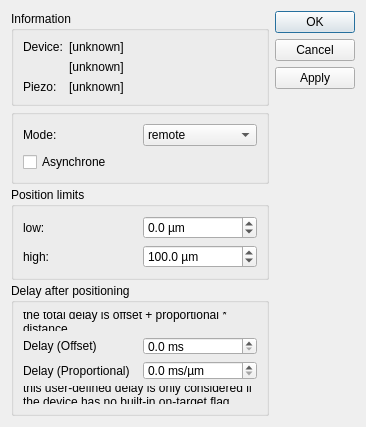
First picture: the form in NewportSMC100/dialogSMC100.ui, repository itom-project/plugins, before the edit.
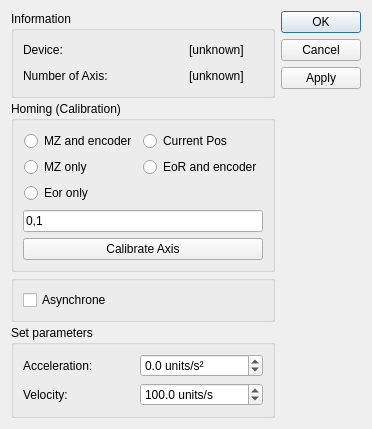
Second picture: the form after the edit.

Diff of the .ui file:
```diff
--- a/NewportSMC100/dialogSMC100.ui
+++ b/NewportSMC100/dialogSMC100.ui
@@ -6,17 +6,14 @@
    <rect>
     <x>0</x>
     <y>0</y>
-    <width>366</width>
+    <width>342</width>
     <height>400</height>
    </rect>
   </property>
   <property name="windowTitle">
    <string>SMC Piezo</string>
   </property>
-  <layout class="QHBoxLayout" name="horizontalLayout_2">
-   <property name="sizeConstraint">
-    <enum>QLayout::SetDefaultConstraint</enum>
-   </property>
+  <layout class="QHBoxLayout" name="horizontalLayout">
    <item>
     <layout class="QVBoxLayout" name="verticalLayout_2">
      <property name="spacing">
@@ -35,7 +32,7 @@
           </property>
          </widget>
         </item>
-        <item row="0" column="1">
+        <item row="0" column="2">
          <widget class="QLabel" name="lblDevice1">
           <property name="sizePolicy">
            <sizepolicy hsizetype="MinimumExpanding" vsizetype="Preferred">
@@ -48,30 +45,14 @@
           </property>
          </widget>
         </item>
-        <item row="1" column="1">
-         <widget class="QLabel" name="lblDevice2">
-          <property name="sizePolicy">
-           <sizepolicy hsizetype="MinimumExpanding" vsizetype="Preferred">
-            <horstretch>0</horstretch>
-            <verstretch>0</verstretch>
-           </sizepolicy>
-          </property>
-          <property name="text">
-           <string>[unknown]</string>
-          </property>
-          <property name="wordWrap">
-           <bool>true</bool>
-          </property>
-         </widget>
-        </item>
-        <item row="2" column="0">
+        <item row="1" column="0">
          <widget class="QLabel" name="label_6">
           <property name="text">
-           <string>Piezo:</string>
+           <string>Number of Axis:</string>
           </property>
          </widget>
         </item>
-        <item row="2" column="1">
+        <item row="1" column="2">
          <widget class="QLabel" name="lblPiezo">
           <property name="sizePolicy">
            <sizepolicy hsizetype="MinimumExpanding" vsizetype="Preferred">
@@ -87,6 +68,100 @@
           </property>
          </widget>
         </item>
+        <item row="0" column="1">
+         <spacer name="horizontalSpacer">
+          <property name="orientation">
+           <enum>Qt::Horizontal</enum>
+          </property>
+          <property name="sizeHint" stdset="0">
+           <size>
+            <width>40</width>
+            <height>20</height>
+           </size>
+          </property>
+         </spacer>
+        </item>
+        <item row="1" column="1">
+         <spacer name="horizontalSpacer_2">
+          <property name="orientation">
+           <enum>Qt::Horizontal</enum>
+          </property>
+          <property name="sizeHint" stdset="0">
+           <size>
+            <width>40</width>
+            <height>20</height>
+           </size>
+          </property>
+         </spacer>
+        </item>
+       </layout>
+      </widget>
+     </item>
+     <item>
+      <widget class="QGroupBox" name="groupBox">
+       <property name="title">
+        <string>Homing (Calibration)</string>
+       </property>
+       <layout class="QVBoxLayout" name="verticalLayout_3">
+        <item>
+         <layout class="QGridLayout" name="gridLayout">
+          <property name="margin">
+           <number>1</number>
+          </property>
+          <item row="0" column="0">
+           <widget class="QRadioButton" name="radioType0">
+            <property name="text">
+             <string>MZ and encoder</string>
+            </property>
+           </widget>
+          </item>
+          <item row="1" column="0">
+           <widget class="QRadioButton" name="radioType2">
+            <property name="text">
+             <string>MZ only</string>
+            </property>
+           </widget>
+          </item>
+          <item row="0" column="1">
+           <widget class="QRadioButton" name="radioType1">
+            <property name="text">
+             <string>Current Pos</string>
+            </property>
+           </widget>
+          </item>
+          <item row="1" column="1">
+           <widget class="QRadioButton" name="radioType3">
+            <property name="text">
+             <string>EoR and encoder</string>
+            </property>
+           </widget>
+          </item>
+          <item row="2" column="0">
+           <widget class="QRadioButton" name="radioType4">
+            <property name="text">
+             <string>Eor only</string>
+            </property>
+           </widget>
+          </item>
+         </layout>
+        </item>
+        <item>
+         <widget class="QLineEdit" name="lineAxisToCalibrate">
+          <property name="inputMask">
+           <string extracomment="Enter Axis separated by comma (0,1,2,3)"/>
+          </property>
+          <property name="text">
+           <string>0,1</string>
+          </property>
+         </widget>
+        </item>
+        <item>
+         <widget class="QPushButton" name="calibrateBtn">
+          <property name="text">
+           <string>Calibrate Axis</string>
+          </property>
+         </widget>
+        </item>
        </layout>
       </widget>
      </item>
@@ -96,37 +171,6 @@
         <string/>
        </property>
        <layout class="QVBoxLayout" name="verticalLayout">
-        <item>
-         <layout class="QHBoxLayout" name="horizontalLayout">
-          <item>
-           <widget class="QLabel" name="lblMode">
-            <property name="text">
-             <string>Mode:</string>
-            </property>
-           </widget>
-          </item>
-          <item>
-           <widget class="QComboBox" name="comboMode">
-            <property name="maxVisibleItems">
-             <number>5</number>
-            </property>
-            <property name="maxCount">
-             <number>5</number>
-            </property>
-            <item>
-             <property name="text">
-              <string>remote</string>
-             </property>
-            </item>
-            <item>
-             <property name="text">
-              <string>local</string>
-             </property>
-            </item>
-           </widget>
-          </item>
-         </layout>
-        </item>
         <item>
          <widget class="QCheckBox" name="checkAsync">
           <property name="text">
@@ -140,20 +184,20 @@
      <item>
       <widget class="QGroupBox" name="group4">
        <property name="title">
-        <string>Position limits</string>
+        <string>Set parameters</string>
        </property>
        <layout class="QGridLayout" name="gridLayout_3">
         <item row="0" column="0">
          <widget class="QLabel" name="label_7">
           <property name="text">
-           <string>low:</string>
+           <string>Acceleration:</string>
           </property>
          </widget>
         </item>
         <item row="0" column="1">
          <widget class="QDoubleSpinBox" name="dblSpinPosLimitLow">
           <property name="suffix">
-           <string> µm</string>
+           <string> units/s²</string>
           </property>
           <property name="decimals">
            <number>1</number>
@@ -169,14 +213,14 @@
         <item row="1" column="0">
          <widget class="QLabel" name="label_8">
           <property name="text">
-           <string>high:</string>
+           <string>Velocity:</string>
           </property>
          </widget>
         </item>
         <item row="1" column="1">
          <widget class="QDoubleSpinBox" name="dblSpinPosLimitHigh">
           <property name="suffix">
-           <string> µm</string>
+           <string> units/s</string>
           </property>
           <property name="decimals">
            <number>1</number>
@@ -195,87 +239,6 @@
        </layout>
       </widget>
      </item>
-     <item>
-      <widget class="QGroupBox" name="group3">
-       <property name="minimumSize">
-        <size>
-         <width>0</width>
-         <height>0</height>
-        </size>
-       </property>
-       <property name="title">
-        <string>Delay after positioning</string>
-       </property>
-       <layout class="QGridLayout" name="gridLayout">
-        <item row="1" column="0">
-         <widget class="QLabel" name="label_3">
-          <property name="text">
-           <string>Delay (Offset)</string>
-          </property>
-         </widget>
-        </item>
-        <item row="1" column="1">
-         <widget class="QDoubleSpinBox" name="spinDelayOffset">
-          <property name="suffix">
-           <string> ms</string>
-          </property>
-          <property name="decimals">
-           <number>1</number>
-          </property>
-          <property name="minimum">
-           <double>0.000000000000000</double>
-          </property>
-          <property name="maximum">
-           <double>99.000000000000000</double>
-          </property>
-         </widget>
-        </item>
-        <item row="2" column="0">
-         <widget class="QLabel" name="label_4">
-          <property name="text">
-           <string>Delay (Proportional)</string>
-          </property>
-         </widget>
-        </item>
-        <item row="2" column="1">
-         <widget class="QDoubleSpinBox" name="spinDelayProp">
-          <property name="suffix">
-           <string> ms/µm</string>
-          </property>
-          <property name="decimals">
-           <number>1</number>
-          </property>
-          <property name="minimum">
-           <double>0.000000000000000</double>
-          </property>
-          <property name="maximum">
-           <double>99.000000000000000</double>
-          </property>
-         </widget>
-        </item>
-        <item row="0" column="0" colspan="2">
-         <widget class="QLabel" name="label_5">
-          <property name="text">
-           <string>the total delay is offset + proportional * distance</string>
-          </property>
-          <property name="wordWrap">
-           <bool>true</bool>
-          </property>
-         </widget>
-        </item>
-        <item row="3" column="0" colspan="2">
-         <widget class="QLabel" name="label_9">
-          <property name="text">
-           <string>this user-defined delay is only considered if the device has no built-in on-target flag.</string>
-          </property>
-          <property name="wordWrap">
-           <bool>true</bool>
-          </property>
-         </widget>
-        </item>
-       </layout>
-      </widget>
-     </item>
      <item>
       <spacer name="verticalSpacer_2">
        <property name="orientation">
```
Left out of the diff: 4 changed lines with no effect on the pictures.
